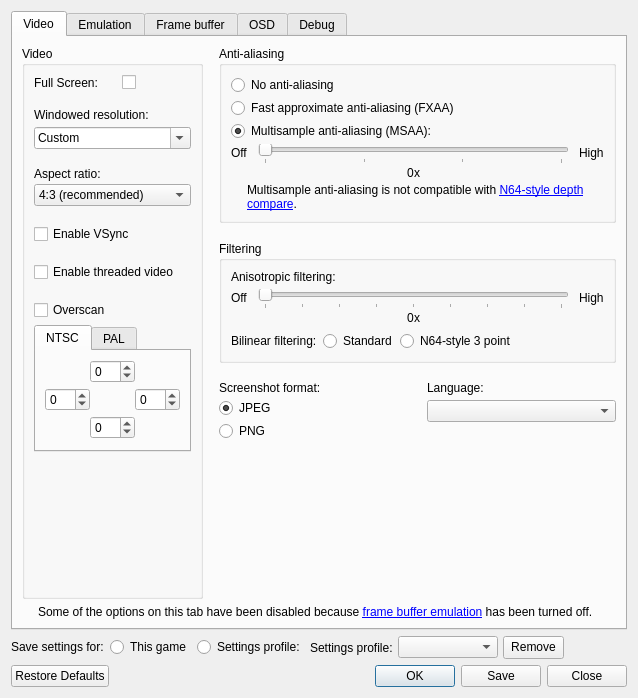
Old version of the form GLideN64/src/GLideNUI/configDialog.ui in the repository simple64/simple64.
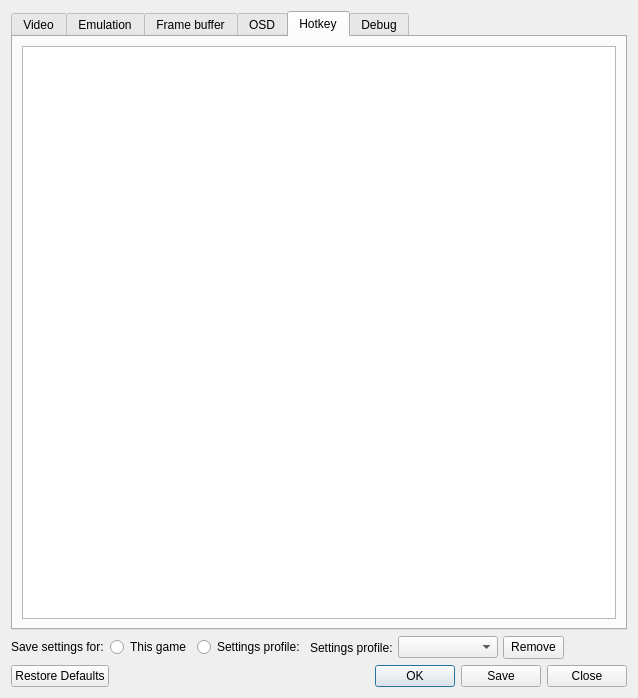
New version of the form. The open tabs and pages were chosen to show the change. Icons and pictures are not drawn.

What changed in the file:
```diff
--- a/GLideN64/src/GLideNUI/configDialog.ui
+++ b/GLideN64/src/GLideNUI/configDialog.ui
@@ -9,8 +9,8 @@
    <rect>
     <x>0</x>
     <y>0</y>
-    <width>559</width>
-    <height>613</height>
+    <width>747</width>
+    <height>715</height>
    </rect>
   </property>
   <property name="windowTitle">
@@ -3013,6 +3013,20 @@
        </item>
       </layout>
      </widget>
+     <widget class="QWidget" name="hotkeyTab">
+      <attribute name="title">
+       <string>Hotkey</string>
+      </attribute>
+      <layout class="QVBoxLayout" name="verticalLayout_45">
+       <item>
+        <layout class="QVBoxLayout" name="verticalLayout_40">
+         <item>
+          <widget class="QListWidget" name="hotkeyListWidget"/>
+         </item>
+        </layout>
+       </item>
+      </layout>
+     </widget>
      <widget class="QWidget" name="debugTab">
       <attribute name="title">
        <string>Debug</string>
```
Left out of the diff: 55 changed lines with no effect on the pictures.
